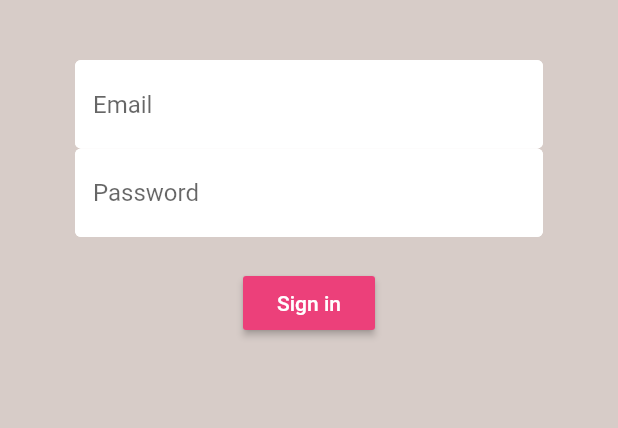
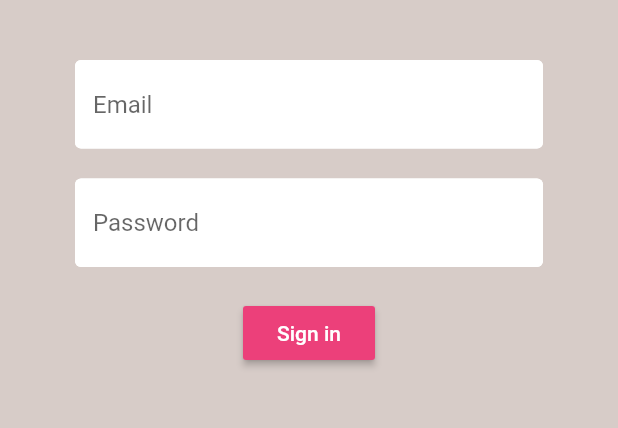
Before and after one commit to Bygaga63/coffee-order-firbase-flutter, a Flutter app: the screen it shows after launch, on a phone screen of 412 x 824 dp, the part 84-512 px from its top. Run offline on Flutter 3.47's test engine with Material 2 defaults, Android fonts, the phone set to English and light mode, and no system bars; our stand-ins replace cloud_firestore, firebase_auth, flutter_spinkit; accounts and stored records are empty.

```diff
--- a/lib/main.dart
+++ b/lib/main.dart
@@ -1,4 +1,4 @@
-import 'package:brew_crew/models/User.dart';
+import 'package:brew_crew/models/user.dart';
 import 'package:brew_crew/screens/wrapper.dart';
 import 'package:brew_crew/services/auth_service.dart';
 import 'package:flutter/material.dart';
--- /dev/null
+++ b/lib/models/brew.dart
@@ -0,0 +1,7 @@
+class Brew {
+  final String name;
+  final String sugars;
+  final int strength;
+
+  Brew({this.name, this.sugars, this.strength});
+}
--- a/lib/screens/authonticate/register.dart
+++ b/lib/screens/authonticate/register.dart
@@ -58,7 +58,9 @@ class _RegisterState extends State<Register> {
                       onChanged: (val) {
                         setState(() => email = val);
                       },
+                      keyboardType: TextInputType.emailAddress,
                     ),
+                    SizedBox(height: 20),
                     TextFormField(
                       validator: (val) =>
                           val.length < 6 ? 'Enter a password 6+' : null,
--- a/lib/screens/authonticate/sign_in.dart
+++ b/lib/screens/authonticate/sign_in.dart
@@ -1,4 +1,4 @@
-import 'package:brew_crew/models/User.dart';
+import 'package:brew_crew/models/user.dart';
 import 'package:brew_crew/services/auth_service.dart';
 import 'package:brew_crew/share/constants.dart';
 import 'package:brew_crew/share/loading.dart';
@@ -59,7 +59,9 @@ class _SignInState extends State<SignIn> {
                       onChanged: (val) {
                         setState(() => email = val);
                       },
+                      keyboardType: TextInputType.emailAddress,
                     ),
+                    SizedBox(height: 20),
                     TextFormField(
                       validator: (val) =>
                           val.length < 6 ? 'Enter a password 6+' : null,
--- a/lib/screens/home/home.dart
+++ b/lib/screens/home/home.dart
@@ -1,7 +1,7 @@
+import 'package:brew_crew/models/brew.dart';
 import 'package:brew_crew/screens/home/brew_list.dart';
 import 'package:brew_crew/services/auth_service.dart';
 import 'package:brew_crew/services/database_service.dart';
-import 'package:cloud_firestore/cloud_firestore.dart';
 import 'package:flutter/material.dart';
 import 'package:provider/provider.dart';
 
@@ -10,7 +10,7 @@ class Home extends StatelessWidget {
 
   @override
   Widget build(BuildContext context) {
-    return StreamProvider<QuerySnapshot>.value(
+    return StreamProvider<List<Brew>>.value(
       child: Scaffold(
         backgroundColor: Colors.brown[50],
         appBar: AppBar(
--- a/lib/screens/wrapper.dart
+++ b/lib/screens/wrapper.dart
@@ -1,4 +1,4 @@
-import 'package:brew_crew/models/User.dart';
+import 'package:brew_crew/models/user.dart';
 import 'package:brew_crew/screens/authonticate/autonticate.dart';
 import 'package:brew_crew/screens/home/home.dart';
 import 'package:flutter/material.dart';
--- a/lib/services/auth_service.dart
+++ b/lib/services/auth_service.dart
@@ -1,4 +1,4 @@
-import 'package:brew_crew/models/User.dart';
+import 'package:brew_crew/models/user.dart';
 import 'package:brew_crew/services/database_service.dart';
 import 'package:firebase_auth/firebase_auth.dart';
 
```
Also changed, not shown: lib/screens/home/brew_list.dart (+9 -7 lines), lib/screens/home/brew_tile.dart (added, +26 -0 lines), lib/services/database_service.dart (+12 -2 lines), lib/models/user.dart (renamed from lib/models/User.dart).
